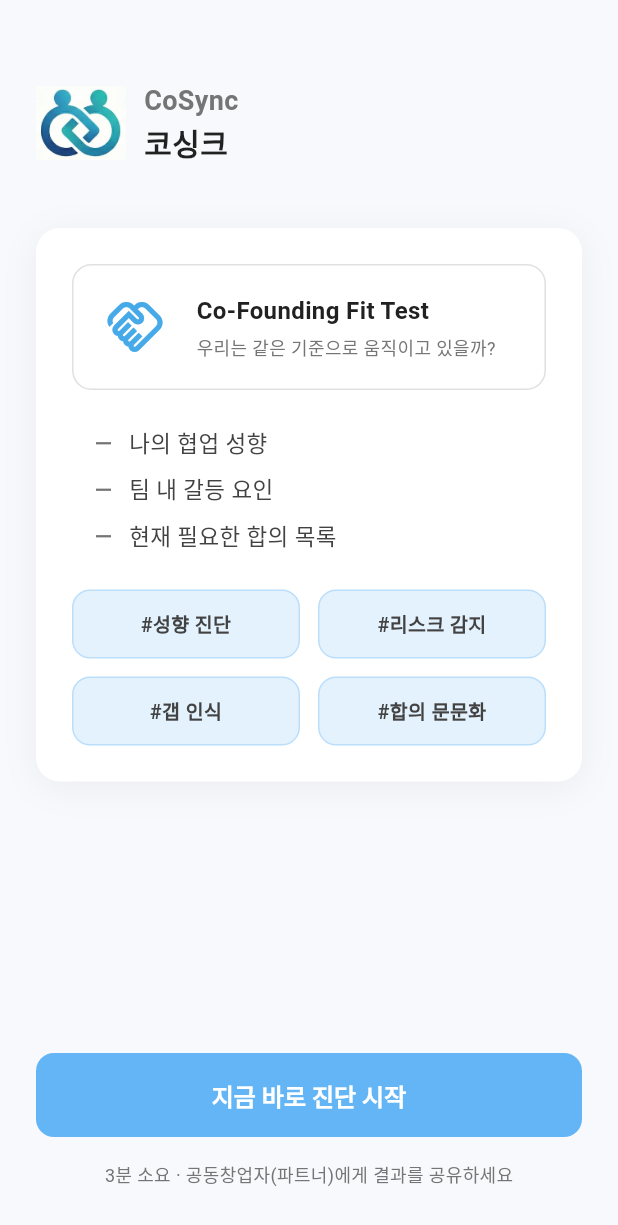
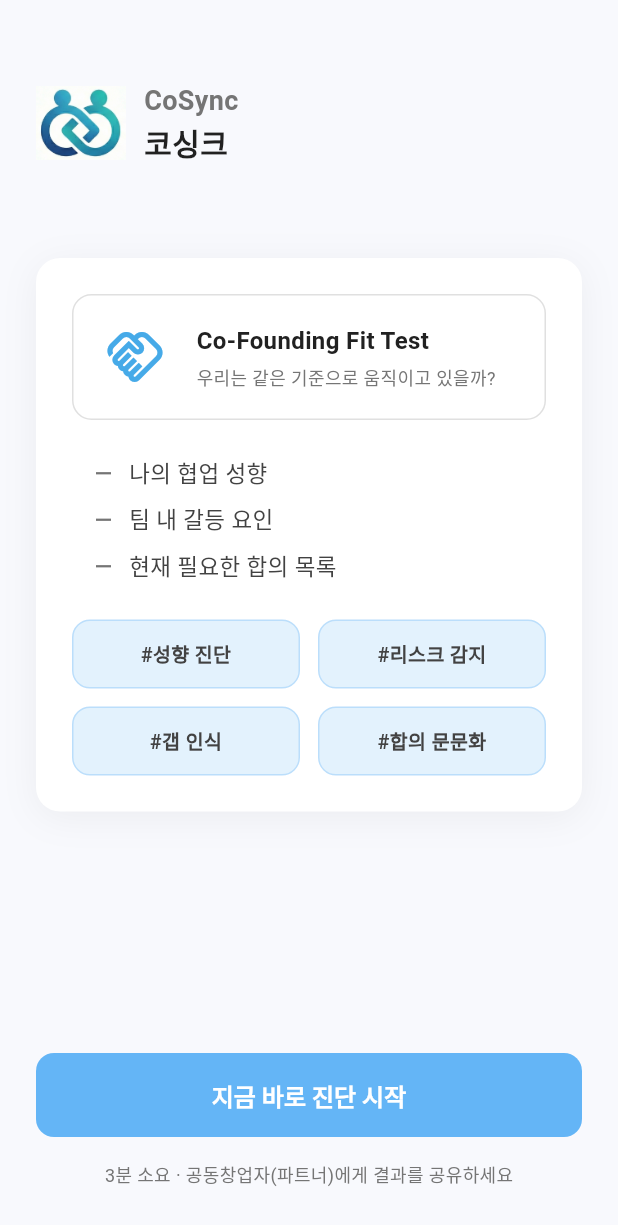
Before and after one commit to jumyeong2/flutter_exam, a Flutter app: the screen it shows after launch, on a phone screen of 412 x 824 dp. Shown: the top 1225 px of the screen. Run offline on Flutter 3.47's test engine with Material 3 defaults, Android fonts, the phone set to English and light mode, and no system bars.

```diff
--- a/lib/intro_screen.dart
+++ b/lib/intro_screen.dart
@@ -59,7 +59,7 @@ class IntroScreen extends StatelessWidget {
                               ),
                             ],
                           ),
-                          const SizedBox(height: 40),
+                          const SizedBox(height: 60),
 
                           // Main Card
                           Container(
--- a/lib/result_detail_screen.dart
+++ b/lib/result_detail_screen.dart
@@ -333,11 +333,11 @@ class ResultDetailScreen extends StatelessWidget {
             mainAxisAlignment: MainAxisAlignment.spaceBetween,
             children: [
               Text(
-                "Strict (엄격)",
+                "구조/효율",
                 style: TextStyle(fontSize: 10, color: Colors.grey),
               ),
               Text(
-                "Generous (관대)",
+                "관계/신뢰",
                 style: TextStyle(fontSize: 10, color: Colors.grey),
               ),
             ],
```
Also changed, not shown: lib/mock_data.dart (+6 -6 lines).
